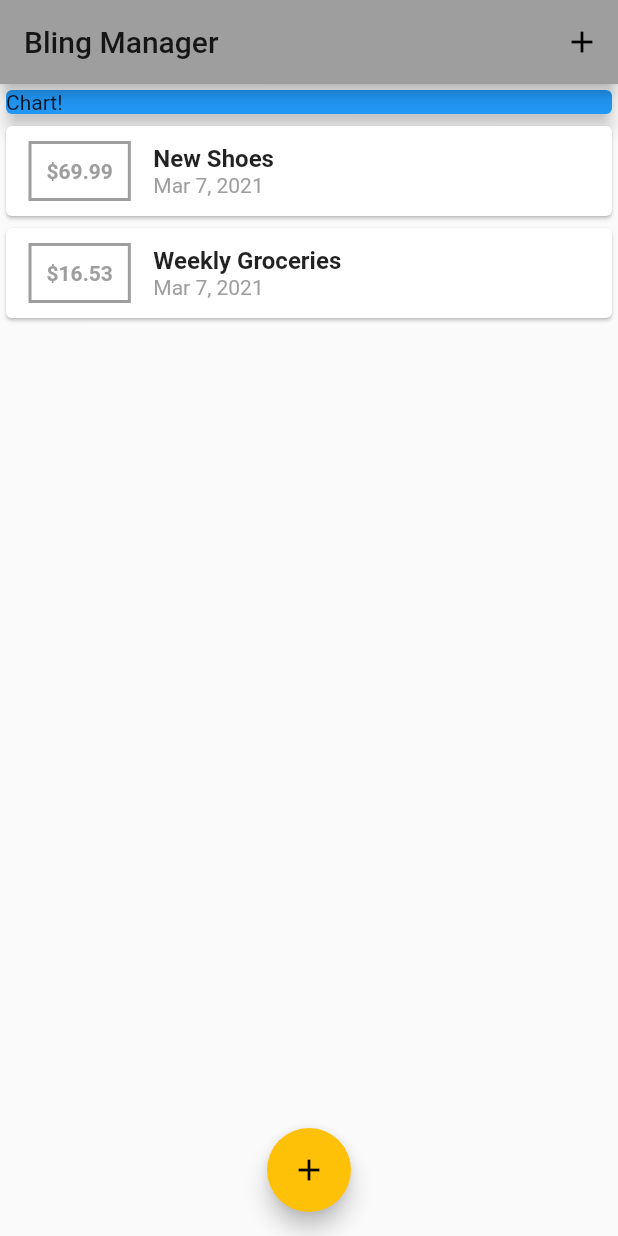
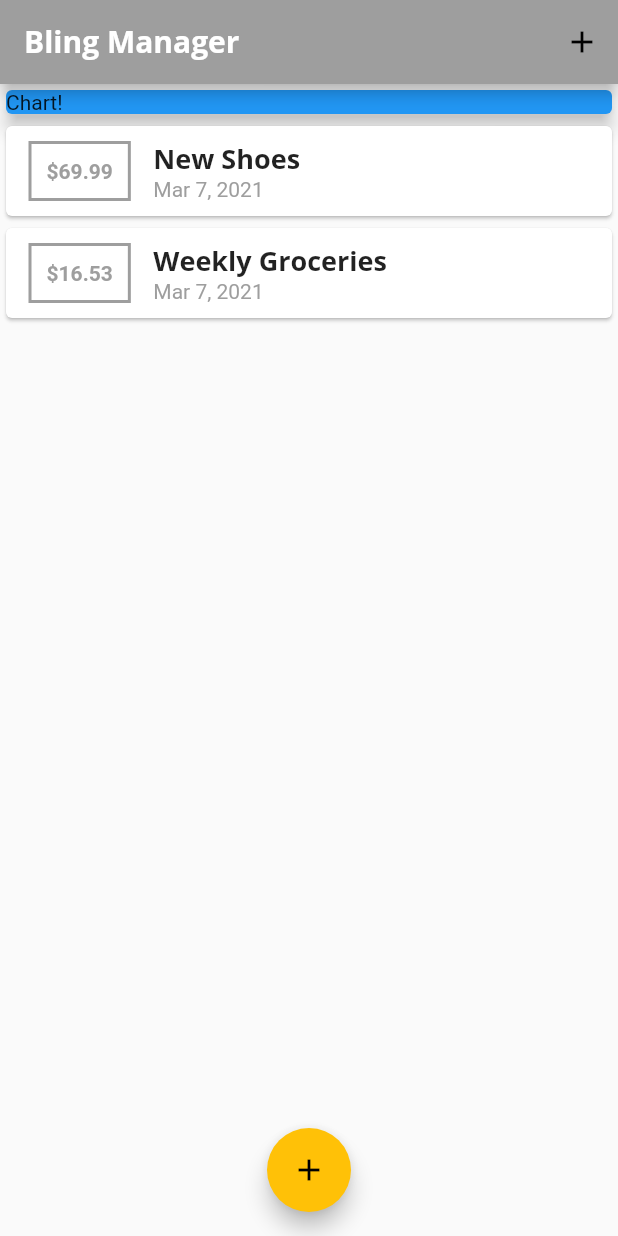
Before and after one commit to novjean/bling_manager, a Flutter app: the screen it shows after launch, on a phone screen of 412 x 824 dp. Run offline on Flutter 3.47's test engine with Material 2 defaults, Android fonts, the phone set to English and light mode, and no system bars.

Commit message:
fonts and text styling

```diff
--- a/lib/main.dart
+++ b/lib/main.dart
@@ -14,6 +14,22 @@ class MyApp extends StatelessWidget {
       theme: ThemeData(
         primarySwatch: Colors.grey,
         accentColor: Colors.amber,
+        fontFamily: 'Quicksand',
+        textTheme: ThemeData.light().textTheme.copyWith(
+              title: TextStyle(
+                fontFamily: 'OpenSans',
+                fontSize: 18,
+                fontWeight: FontWeight.bold,
+              ),
+            ),
+        appBarTheme: AppBarTheme(
+            textTheme: ThemeData.light().textTheme.copyWith(
+                  title: TextStyle(
+                    fontFamily: 'OpenSans',
+                    fontSize: 20,
+                    fontWeight: FontWeight.bold,
+                  ),
+                )),
       ),
       home: MyHomePage(),
     );
--- a/lib/widgets/transaction_list.dart
+++ b/lib/widgets/transaction_list.dart
@@ -36,8 +36,7 @@ class TransactionList extends StatelessWidget {
                   children: [
                     Text(
                       transactions[index].title,
-                      style:
-                          TextStyle(fontSize: 16, fontWeight: FontWeight.bold),
+                      style: Theme.of(context).textTheme.title,
                     ),
                     Text(
                       DateFormat.yMMMd().format(transactions[index].date),
```
Also changed, not shown: pubspec.yaml (+11 -6 lines), assets/fonts/OpenSans-Bold.ttf (added), assets/fonts/OpenSans-Regular.ttf (added), assets/fonts/Quicksand-Bold.ttf (added), assets/fonts/Quicksand-Light.ttf (added), assets/fonts/Quicksand-Medium.ttf (added), assets/fonts/Quicksand-Regular.ttf (added).
